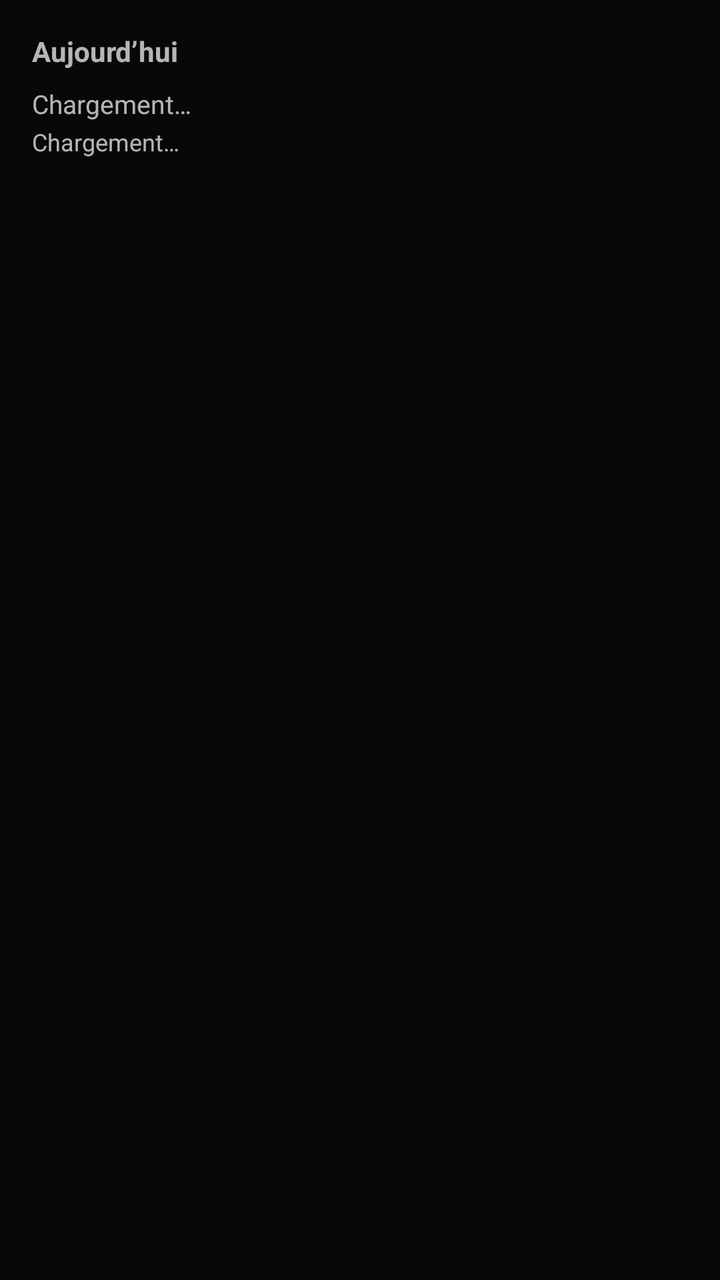
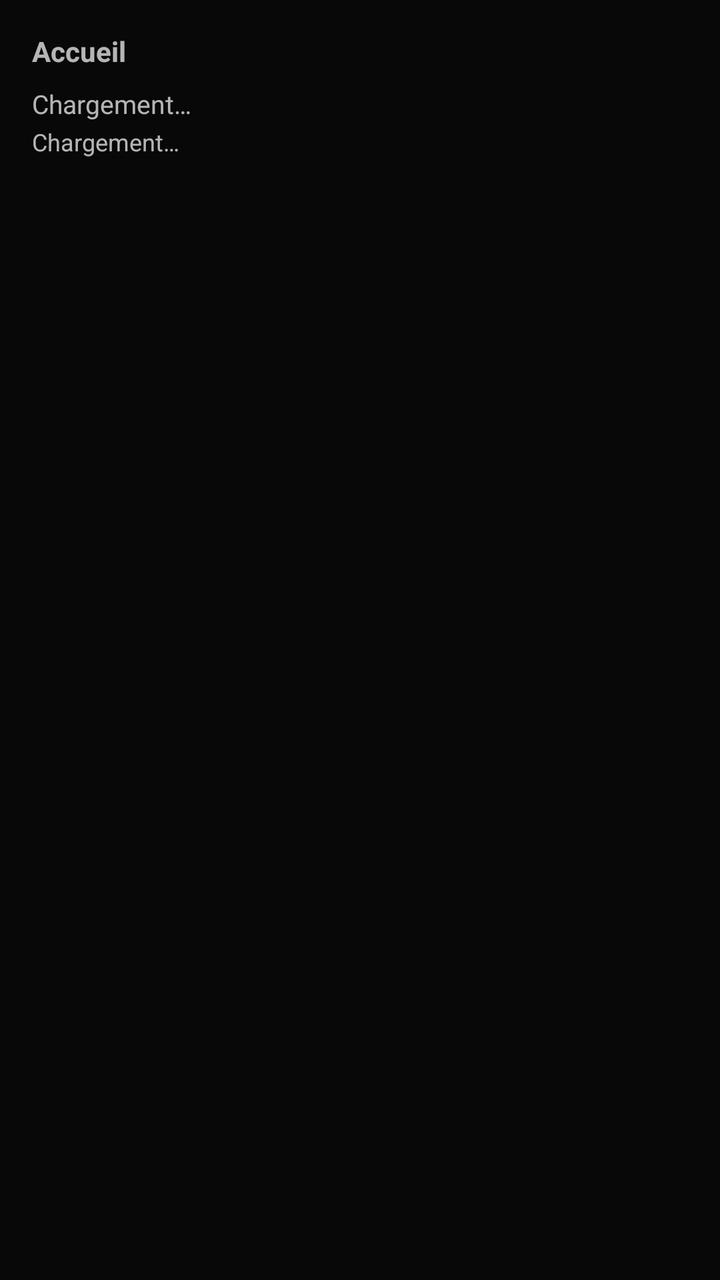

An Android layout rendered at two revisions. The XML below is the earlier revision; the diff shows what the commit changed to produce the second picture.
<!-- AndroidManifest.xml: application theme Theme.SANKAILIFE -->
<!-- res/layout/widget_aujourdhui.xml -->
<?xml version="1.0" encoding="utf-8"?>
<LinearLayout xmlns:android="http://schemas.android.com/apk/res/android"
    android:id="@+id/widget_racine"
    android:layout_width="match_parent"
    android:layout_height="match_parent"
    android:orientation="vertical"
    android:padding="16dp">

    <TextView
        android:id="@+id/widget_titre"
        android:layout_width="wrap_content"
        android:layout_height="wrap_content"
        android:text="@string/nav_today"
        android:textSize="14sp"
        android:textStyle="bold"
        android:maxLines="1" />

    <TextView
        android:id="@+id/widget_cartes"
        android:layout_width="wrap_content"
        android:layout_height="wrap_content"
        android:layout_marginTop="8dp"
        android:text="@string/widget_loading"
        android:textSize="13sp"
        android:maxLines="1" />

    <TextView
        android:id="@+id/widget_memo"
        android:layout_width="wrap_content"
        android:layout_height="wrap_content"
        android:layout_marginTop="2dp"
        android:text="@string/widget_loading"
        android:textSize="12sp"
        android:maxLines="1" />
</LinearLayout>
<!-- resources referenced by this layout -->
<resources>
  <string name="nav_today">Aujourd’hui</string>
  <string name="widget_loading">Chargement…</string>
  <style name="Theme.SANKAILIFE" parent="android:Theme.Material.NoActionBar">
          <item name="android:windowBackground">@color/sankai_background</item>
          <item name="android:statusBarColor">@android:color/transparent</item>
          <item name="android:navigationBarColor">@android:color/transparent</item>
          <item name="android:windowLightStatusBar">false</item>
      </style>
  <color name="sankai_background">#080808</color>
</resources>

<!-- the commit's change to res/layout/widget_aujourdhui.xml (unified diff, before → after) -->
@@ -10,7 +10,7 @@
         android:id="@+id/widget_titre"
         android:layout_width="wrap_content"
         android:layout_height="wrap_content"
-        android:text="@string/nav_today"
+        android:text="@string/nav_home"
         android:textSize="14sp"
         android:textStyle="bold"
         android:maxLines="1" />
<!-- resource entries referenced after the edit -->
@@ -1,6 +1,6 @@
 <!-- resources referenced by this layout -->
 <resources>
-  <string name="nav_today">Aujourd’hui</string>
+  <string name="nav_home">Accueil</string>
   <string name="widget_loading">Chargement…</string>
   <style name="Theme.SANKAILIFE" parent="android:Theme.Material.NoActionBar">
           <item name="android:windowBackground">@color/sankai_background</item>
